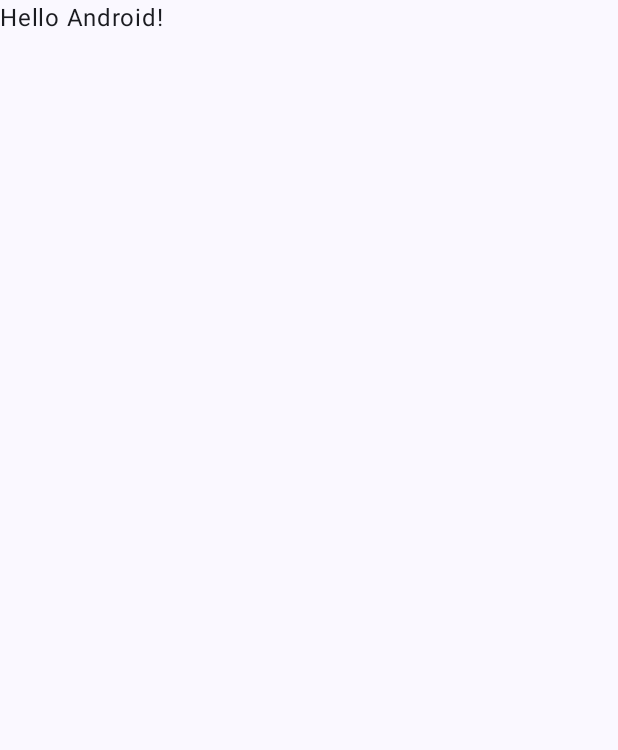
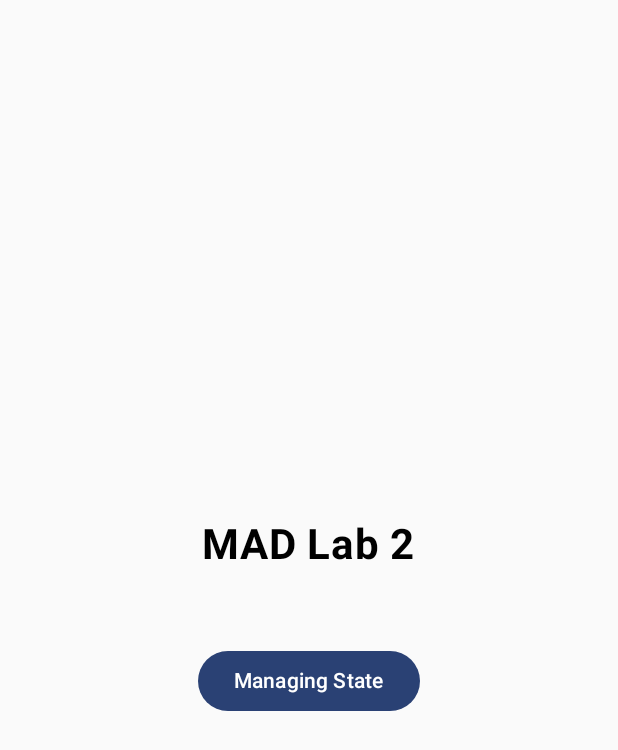
Before and after one commit to ahsan-ali49/mad-lab-2, an Android app built with Jetpack Compose: the screen it shows after launch (MainActivity), on a phone screen of 412 x 824 dp. Before the commit the part shown is almost empty. Shown: the top 750 px of the screen. Run offline under Robolectric (Android 15) with nearby library versions, the phone set to English and light mode, and no system bars.

Commit message:
completed task 1

```diff
--- a/app/src/main/AndroidManifest.xml
+++ b/app/src/main/AndroidManifest.xml
@@ -23,6 +23,7 @@
                 <category android:name="android.intent.category.LAUNCHER" />
             </intent-filter>
         </activity>
+        <activity android:name=".ManagingState"/>
     </application>
 
 </manifest>
--- a/app/src/main/java/com/example/mad_lab_2/MainActivity.kt
+++ b/app/src/main/java/com/example/mad_lab_2/MainActivity.kt
@@ -1,15 +1,24 @@
 package com.example.mad_lab_2
 
+import android.content.Intent
 import android.os.Bundle
 import androidx.activity.ComponentActivity
 import androidx.activity.compose.setContent
+import androidx.compose.foundation.layout.Arrangement
+import androidx.compose.foundation.layout.Column
+import androidx.compose.foundation.layout.Spacer
 import androidx.compose.foundation.layout.fillMaxSize
-import androidx.compose.material3.MaterialTheme
-import androidx.compose.material3.Surface
+import androidx.compose.foundation.layout.size
+import androidx.compose.material3.Button
 import androidx.compose.material3.Text
 import androidx.compose.runtime.Composable
+import androidx.compose.ui.Alignment
 import androidx.compose.ui.Modifier
+import androidx.compose.ui.platform.LocalContext
+import androidx.compose.ui.text.font.FontWeight
 import androidx.compose.ui.tooling.preview.Preview
+import androidx.compose.ui.unit.dp
+import androidx.compose.ui.unit.sp
 import com.example.mad_lab_2.ui.theme.MADlab2Theme
 
 class MainActivity : ComponentActivity() {
@@ -17,30 +26,40 @@ class MainActivity : ComponentActivity() {
         super.onCreate(savedInstanceState)
         setContent {
             MADlab2Theme {
-                // A surface container using the 'background' color from the theme
-                Surface(
-                    modifier = Modifier.fillMaxSize(),
-                    color = MaterialTheme.colorScheme.background
-                ) {
-                    Greeting("Android")
-                }
+                OpeningFunction()
             }
         }
     }
 }
 
 @Composable
-fun Greeting(name: String, modifier: Modifier = Modifier) {
-    Text(
-        text = "Hello $name!",
-        modifier = modifier
-    )
+fun OpeningFunction(modifier: Modifier = Modifier) {
+    val context = LocalContext.current
+    Column(
+        modifier = Modifier.fillMaxSize(),
+        verticalArrangement = Arrangement.Center,
+        horizontalAlignment = Alignment.CenterHorizontally
+    ) {
+        Text(
+            text = "MAD Lab 2",
+            fontSize = 28.sp,
+            fontWeight = FontWeight.Bold
+        )
+        Spacer(modifier = Modifier.size(50.dp))
+        Button(onClick = {
+            val intent = Intent(context, ManagingState::class.java)
+            context.startActivity(intent)
+        }) {
+            Text("Managing State")
+        }
+    }
+
 }
 
-@Preview(showBackground = true)
-@Composable
-fun GreetingPreview() {
-    MADlab2Theme {
-        Greeting("Android")
-    }
-}
+//@Preview(showBackground = true)
+//@Composable
+//fun GreetingPreview() {
+//    MADlab2Theme {
+//        Greeting("Android")
+//    }
+//}
```
Also changed, not shown: app/src/main/java/com/example/mad_lab_2/ManagingState.kt (added, +63 -0 lines).
